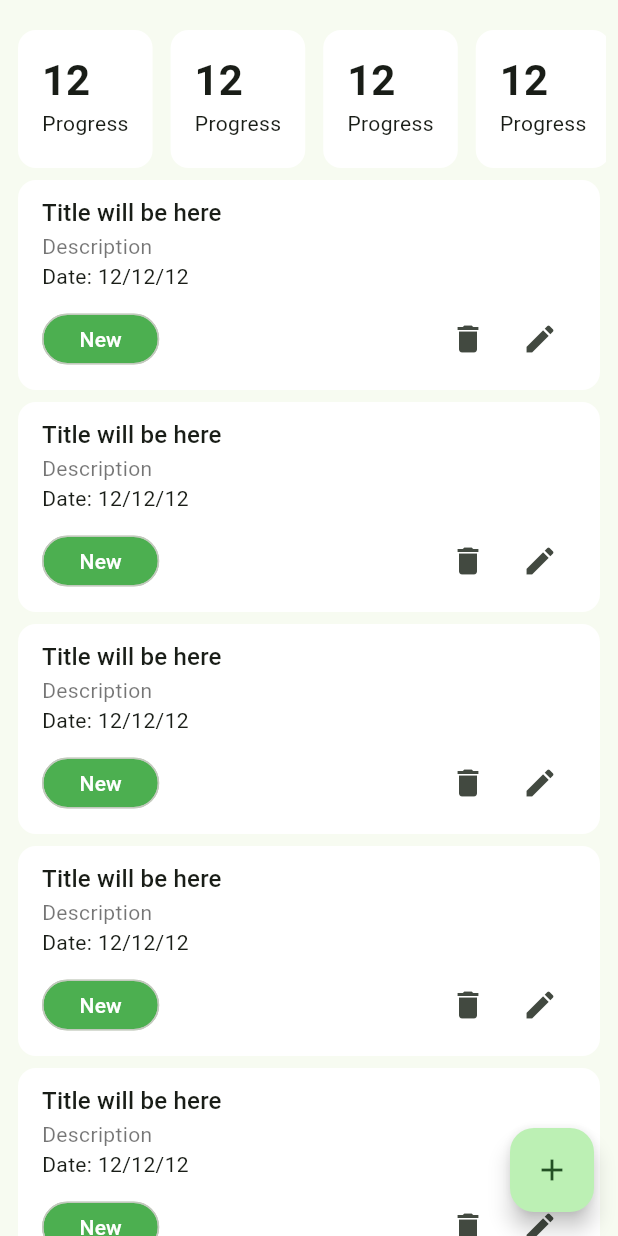
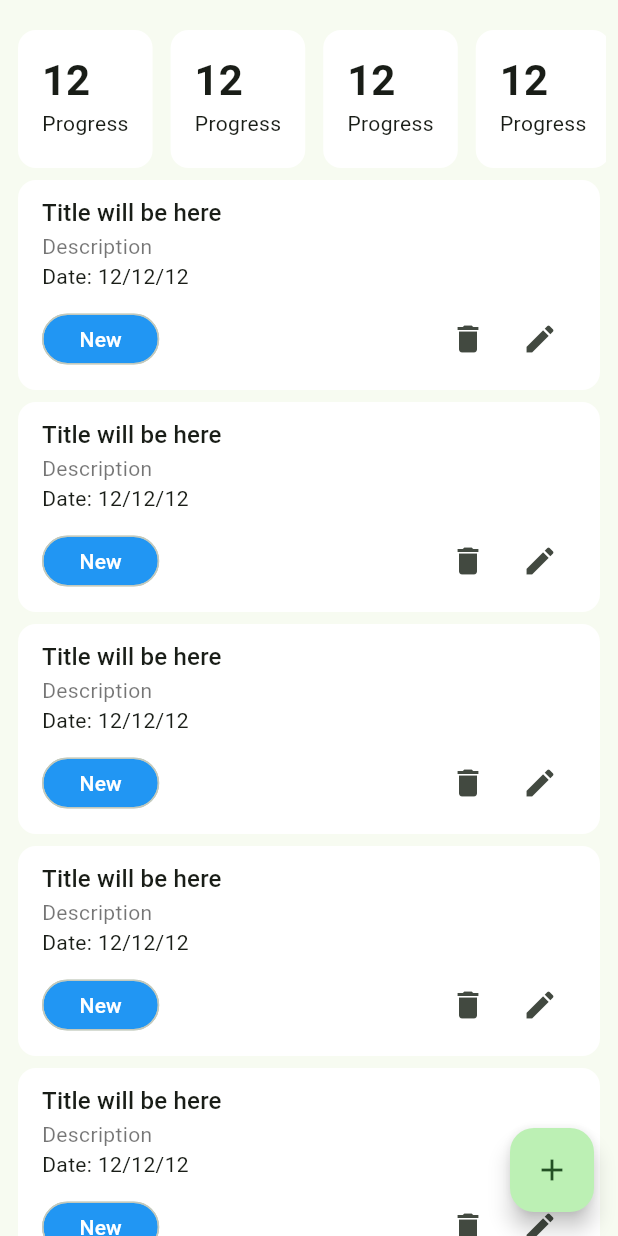
Before and after one commit to imraj2020/task_manager, a Flutter app: the NewTaskList screen opened directly, on a phone screen of 412 x 824 dp. Run offline on Flutter 3.47's test engine with Material 3 defaults, Android fonts, the phone set to English and light mode, and no system bars; our stand-ins replace email_validator, flutter_svg, image_picker, pin_code_fields, shared_preferences; accounts and stored records are empty.

```diff
--- a/lib/App/app.dart
+++ b/lib/App/app.dart
@@ -1,5 +1,6 @@
 import 'package:flutter/material.dart';
-import 'package:task_manager/ui/screens/DashBoardScreen.dart';
+import 'package:task_manager/ui/screens/Add_new_task_screen.dart';
+import 'package:task_manager/ui/screens/main_navbar_screen.dart';
 import 'package:task_manager/ui/screens/EmailVarification.dart';
 import 'package:task_manager/ui/screens/SpalashScreen.dart';
 
@@ -70,8 +71,9 @@ class _TaskManagerState extends State<TaskManager> {
         Emailvarification.name: (context) => Emailvarification(),
         Emailpinvarification.name: (context) => Emailpinvarification(),
         Setpassword.name: (context) => Setpassword(),
-        Dashboardscreen.name: (context) => Dashboardscreen(),
+        MainNavbarScreen.name: (context) => MainNavbarScreen(),
         UpdateProfileScreen.name: (context) => UpdateProfileScreen(),
+        AddNewTaskScreen.name: (context) => AddNewTaskScreen(),
       },
     );
   }
--- a/lib/ui/screens/Canceled_task_list.dart
+++ b/lib/ui/screens/Canceled_task_list.dart
@@ -34,11 +34,7 @@ class _CanceledTaskListState extends State<CanceledTaskList> {
               child: ListView.builder(
                 itemCount: 10,
                 itemBuilder: (context, index) {
-                  return TaskCard(
-
-                    labelText: 'Cancelled',
-                    chipColor: Colors.red,
-                  );
+                  return TaskCard(taskType: TaskType.cancelled);
                 },
               ),
             ),
--- a/lib/ui/screens/Completed_task_list.dart
+++ b/lib/ui/screens/Completed_task_list.dart
@@ -34,11 +34,7 @@ class _CompletedTaskListState extends State<CompletedTaskList> {
               child: ListView.builder(
                 itemCount: 10,
                 itemBuilder: (context, index) {
-                  return TaskCard(
-
-                    labelText: 'Completed',
-                    chipColor: Colors.green,
-                  );
+                  return TaskCard(taskType: TaskType.completed);
                 },
               ),
             ),
--- a/lib/ui/screens/Progress_task_list.dart
+++ b/lib/ui/screens/Progress_task_list.dart
@@ -34,11 +34,7 @@ class _ProgressTaskListState extends State<ProgressTaskList> {
               child: ListView.builder(
                 itemCount: 10,
                 itemBuilder: (context, index) {
-                  return TaskCard(
-
-                    labelText: 'Progress',
-                    chipColor: Colors.purple,
-                  );
+                  return TaskCard(taskType: TaskType.progress);
                 },
               ),
             ),
--- a/lib/ui/screens/new_task_list.dart
+++ b/lib/ui/screens/new_task_list.dart
@@ -34,11 +34,7 @@ class _NewTaskListState extends State<NewTaskList> {
               child: ListView.builder(
                 itemCount: 10,
                 itemBuilder: (context, index) {
-                  return TaskCard(
-
-                    labelText: 'New',
-                    chipColor: Colors.green,
-                  );
+                  return TaskCard(taskType: TaskType.tNew);
                 },
               ),
             ),
@@ -52,5 +48,8 @@ class _NewTaskListState extends State<NewTaskList> {
     );
   }
 
-  void _onTapAddNewTaskButton() {}
+  void _onTapAddNewTaskButton() {
+
+    Navigator.pushNamed(context, '/add-new-task');
+  }
 }
--- a/lib/widget/Task_card.dart
+++ b/lib/widget/Task_card.dart
@@ -1,24 +1,17 @@
 import 'package:flutter/material.dart';
 
+enum TaskType { tNew, progress, completed, cancelled }
+
 class TaskCard extends StatefulWidget {
+  final TaskType? taskType;
 
-  final String labelText;
-  final Color chipColor;
-
-  const TaskCard({
-    super.key,
-    required this.labelText,
-    required this.chipColor,
-  });
-
+  const TaskCard({super.key, required this.taskType});
 
   @override
   State<TaskCard> createState() => _TaskCardState();
 }
 
 class _TaskCardState extends State<TaskCard> {
-
-
   @override
   Widget build(BuildContext context) {
     return Card(
@@ -40,11 +33,11 @@ class _TaskCardState extends State<TaskCard> {
               children: [
                 Chip(
                   label: Text(
-              widget.labelText,
+                    _getTaskTypeName(),
                     style: const TextStyle(color: Colors.white),
                   ),
                   padding: const EdgeInsets.symmetric(horizontal: 16),
-        backgroundColor: widget.chipColor,
+                  backgroundColor: _getTaskChipColor(),
                   shape: RoundedRectangleBorder(
                     borderRadius: BorderRadius.circular(20),
                   ),
@@ -59,4 +52,36 @@ class _TaskCardState extends State<TaskCard> {
       ),
     );
   }
+
+  Color _getTaskChipColor() {
+    switch (widget.taskType) {
+      case TaskType.tNew:
+        return Colors.blue;
+      case TaskType.progress:
+        return Colors.purple;
+      case TaskType.completed:
+        return Colors.green;
+      case TaskType.cancelled:
+        return Colors.red;
+      case null:
+        // TODO: Handle this case.
+        throw UnimplementedError();
     }
+  }
+
+  String _getTaskTypeName() {
+    switch (widget.taskType) {
+      case TaskType.tNew:
+        return 'New';
+      case TaskType.progress:
+        return 'Progress';
+      case TaskType.completed:
+        return 'Completed';
+      case TaskType.cancelled:
+        return 'Cancelled';
+      case null:
+        // TODO: Handle this case.
+        throw UnimplementedError();
+    }
+  }
+}
--- a/pubspec.yaml
+++ b/pubspec.yaml
@@ -17,6 +17,7 @@ dependencies:
   pin_code_fields: ^8.0.1
   image_picker: ^1.0.4
   http: ^1.4.0
+  shared_preferences: ^2.5.3
 #  get_phone_number: ^3.0.10
 
 dev_dependencies:
```
Also changed, not shown: lib/Controller/Auth_controller.dart (+47 -0 lines), lib/Model/User_Model.dart (added, +35 -0 lines), lib/ui/screens/Add_new_task_screen.dart (added, +92 -0 lines), lib/ui/screens/Sign_in_screen.dart (+62 -16 lines), lib/ui/screens/SpalashScreen.dart (+11 -13 lines), lib/ui/screens/main_navbar_screen.dart (renamed from lib/ui/screens/DashBoardScreen.dart, +5 -5 lines), lib/widget/TDAppBar.dart (+10 -3 lines), pubspec.lock. Lines whose indentation alone changed are shown as unchanged.
